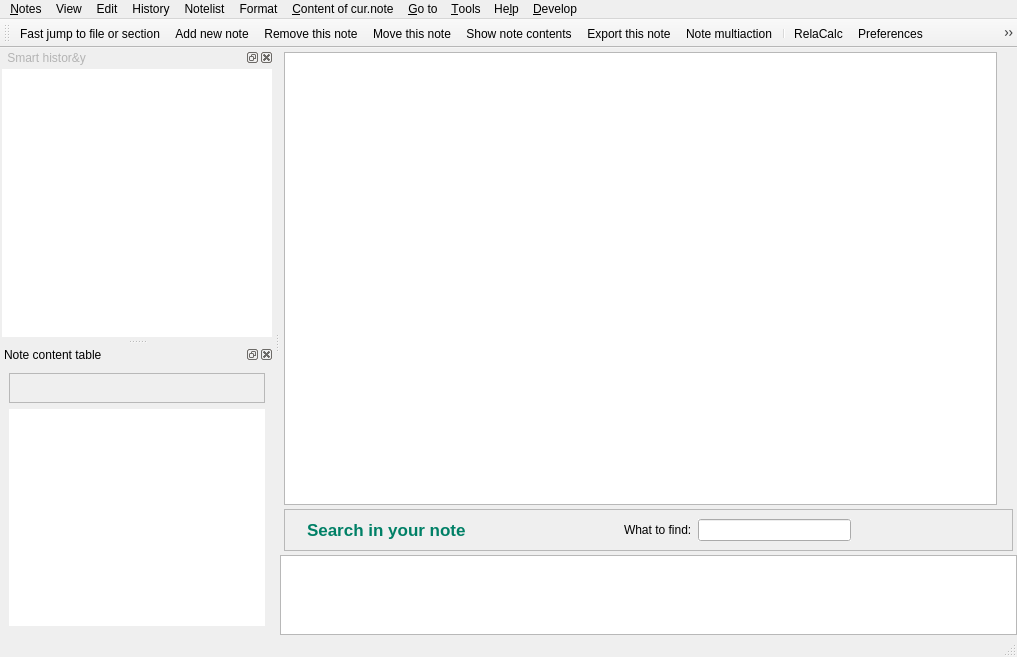
The window that src/ui/main_window.ui (vslobodyan/Relanotes) describes before a commit, drawn with Qt 5.
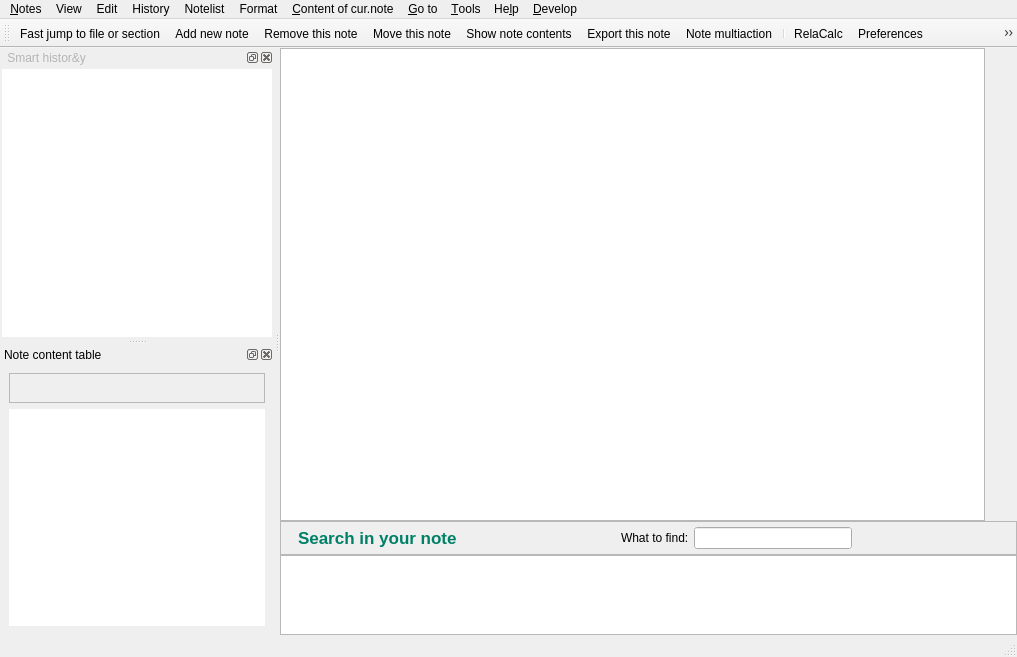
The same window after the commit. The open tabs and pages were chosen to show the change. Icons and pictures are not drawn.

Commit message: Уменьшен отступ вокруг вертикальной панели кнопок в дизайне окна.

Diff of the .ui file:
```diff
--- a/src/ui/main_window.ui
+++ b/src/ui/main_window.ui
@@ -216,19 +216,19 @@
          <widget class="QWidget" name="widget_note" native="true">
           <layout class="QVBoxLayout" name="verticalLayout_5">
            <property name="spacing">
-            <number>4</number>
+            <number>0</number>
            </property>
            <property name="leftMargin">
-            <number>4</number>
+            <number>0</number>
            </property>
            <property name="topMargin">
-            <number>4</number>
+            <number>0</number>
            </property>
            <property name="rightMargin">
-            <number>4</number>
+            <number>0</number>
            </property>
            <property name="bottomMargin">
-            <number>4</number>
+            <number>0</number>
            </property>
            <item>
             <layout class="QHBoxLayout" name="horizontalLayout_Note">
@@ -258,7 +258,7 @@
               <widget class="QFrame" name="frame_NoteMinimap">
                <property name="minimumSize">
                 <size>
-                 <width>16</width>
+                 <width>32</width>
                  <height>0</height>
                 </size>
                </property>
@@ -271,6 +271,41 @@
                <property name="frameShadow">
                 <enum>QFrame::Raised</enum>
                </property>
+               <layout class="QHBoxLayout" name="horizontalLayout">
+                <property name="spacing">
+                 <number>0</number>
+                </property>
+                <property name="leftMargin">
+                 <number>0</number>
+                </property>
+                <property name="topMargin">
+                 <number>0</number>
+                </property>
+                <property name="rightMargin">
+                 <number>0</number>
+                </property>
+                <property name="bottomMargin">
+                 <number>0</number>
+                </property>
+                <item>
+                 <widget class="QWidget" name="widget_toolbar" native="true">
+                  <property name="autoFillBackground">
+                   <bool>false</bool>
+                  </property>
+                 </widget>
+                </item>
+                <item>
+                 <widget class="QWidget" name="widget_minimap" native="true">
+                  <property name="minimumSize">
+                   <size>
+                    <width>5</width>
+                    <height>0</height>
+                   </size>
+                  </property>
+                  <zorder>widget_toolbar</zorder>
+                 </widget>
+                </item>
+               </layout>
               </widget>
              </item>
             </layout>
@@ -284,6 +319,21 @@
               <enum>QFrame::Raised</enum>
              </property>
              <layout class="QHBoxLayout" name="horizontalLayout_3">
+              <property name="spacing">
+               <number>5</number>
+              </property>
+              <property name="leftMargin">
+               <number>5</number>
+              </property>
+              <property name="topMargin">
+               <number>5</number>
+              </property>
+              <property name="rightMargin">
+               <number>5</number>
+              </property>
+              <property name="bottomMargin">
+               <number>5</number>
+              </property>
               <item>
                <widget class="QLabel" name="label_8">
                 <property name="maximumSize">
```
Left out of the diff: 5 changed lines with no effect on the pictures. The commit also changes 4 other files.
